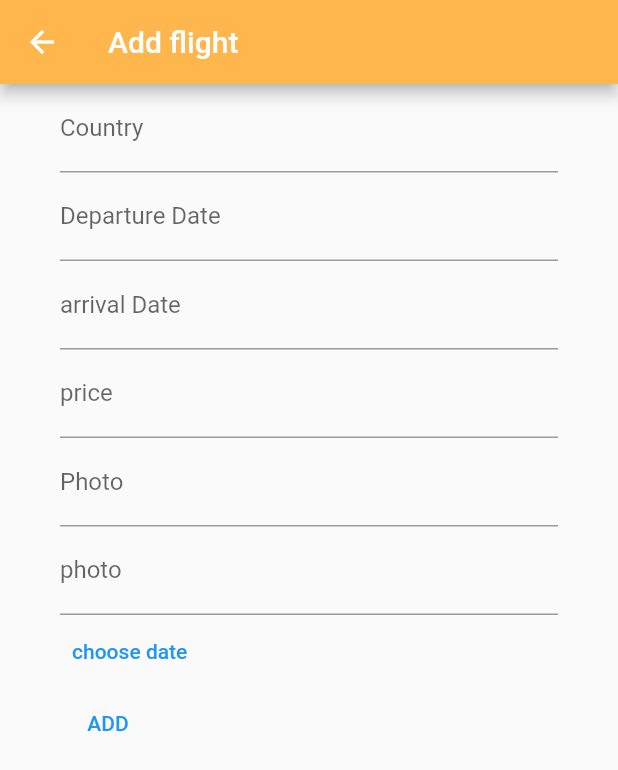
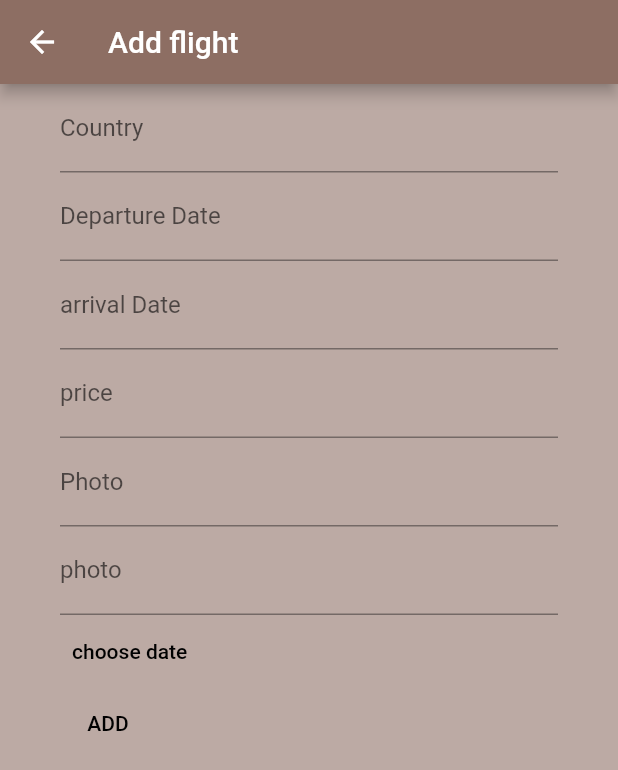
Before and after one commit to AhmedAziz0047/FLUTTER, a Flutter app: the AddFlightAdmin screen opened directly, on a phone screen of 412 x 824 dp. Shown: the top 770 px of the screen. Run offline on Flutter 3.47's test engine with Material 2 defaults, Android fonts, the phone set to English and light mode, and no system bars; our stand-ins replace awesome_notifications, flutter_local_notifications, fluttertoast, font_awesome_flutter, hexcolor, timezone and 1 more; missing offline and left inert: dart:js.

Commit message:
adding some colors to interfaces

```diff
--- a/lib/admin/add_flight_admin.dart
+++ b/lib/admin/add_flight_admin.dart
@@ -23,8 +23,9 @@ final GlobalKey<FormState> _formKey=GlobalKey<FormState>();
   @override
   Widget build(BuildContext context) {
       return Scaffold(
+        backgroundColor: Colors.brown[200],
         appBar: AppBar(
-          backgroundColor: Colors.orange[300],
+          backgroundColor: Colors.brown[400],
           title: const Text("Add flight"),
       ),
         body: Container(padding: const EdgeInsets.only(left:40,right:40),
@@ -97,6 +98,7 @@ final GlobalKey<FormState> _formKey=GlobalKey<FormState>();
 
               TextFormField(
                 decoration: const InputDecoration(
+
                   labelText: "photo"
                 ),
                 controller: seatsCT,
@@ -107,7 +109,7 @@ final GlobalKey<FormState> _formKey=GlobalKey<FormState>();
                 }
               ),
               const SizedBox(),
-              TextButton(child: const Text("choose date"),
+              TextButton(child: const Text("choose date",style: TextStyle(color: Colors.black),),
                    onPressed: () async {
                                 final pickedDate = await showDateRangePicker(
                                   context: context,
@@ -137,7 +139,7 @@ final GlobalKey<FormState> _formKey=GlobalKey<FormState>();
 
                 MyToast().showtoast(status.statusCode == 201 ? "added successfuly" : "verif your data");
               },
-              child:const Text('ADD'),
+              child:const Text('ADD',style: TextStyle(color: Colors.black)),
               ),
 
             ],
```
